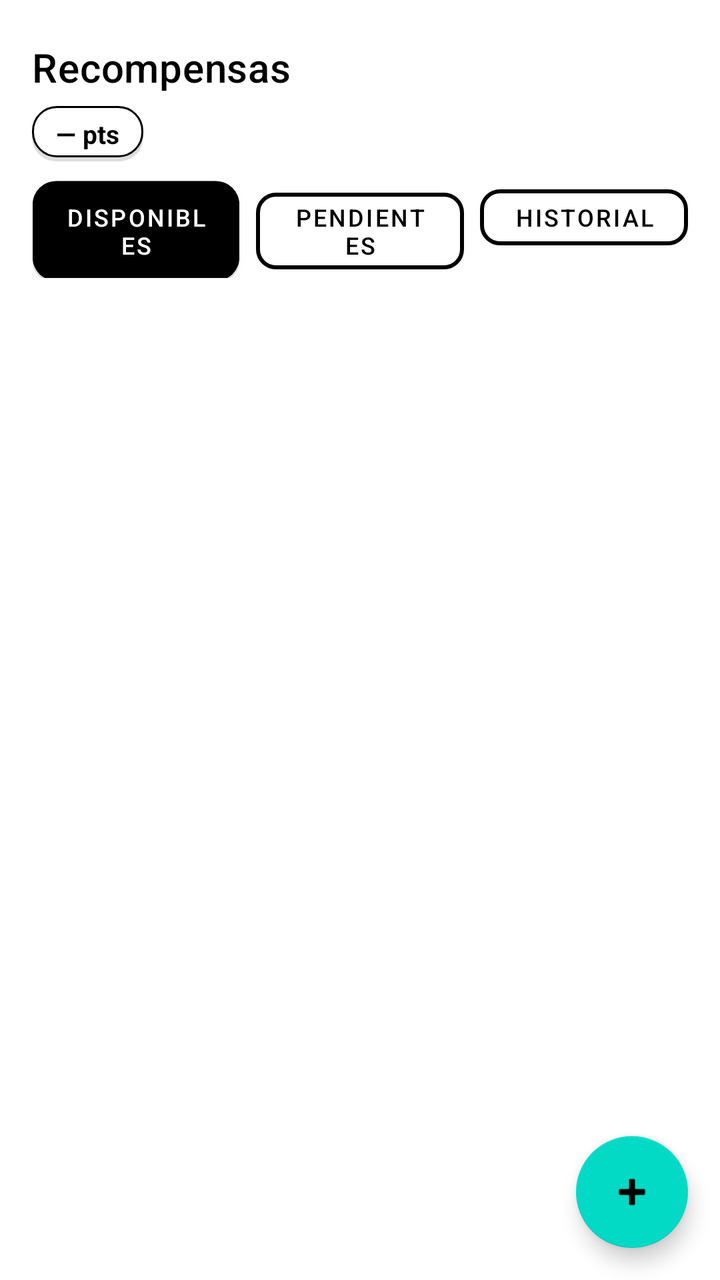
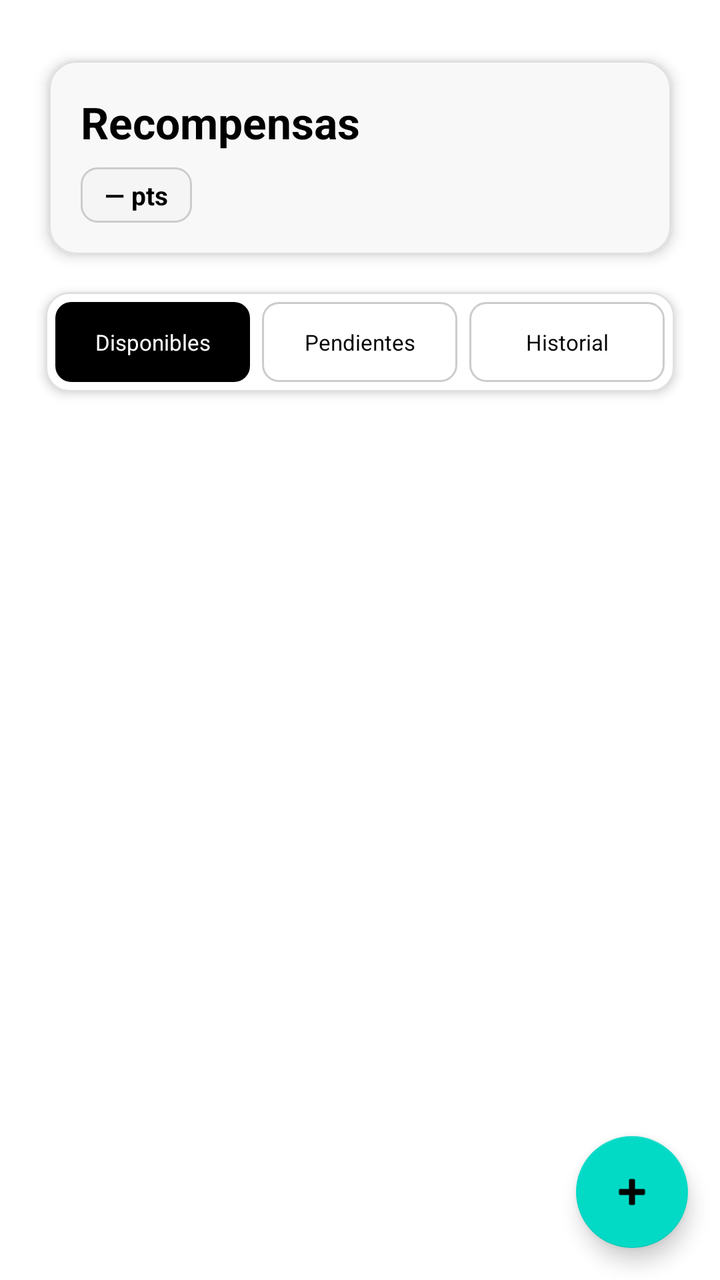

Before-and-after screenshots of an Android layout around one commit, followed by the original layout XML and the change that was made.
<!-- AndroidManifest.xml: application theme Theme.TFG -->
<!-- res/layout/fragment_recompensas_list.xml -->
<?xml version="1.0" encoding="utf-8"?>
<androidx.constraintlayout.widget.ConstraintLayout xmlns:android="http://schemas.android.com/apk/res/android"
    xmlns:app="http://schemas.android.com/apk/res-auto"
    android:layout_width="match_parent"
    android:layout_height="match_parent"
    android:background="@color/fondo">

    
    <LinearLayout
        android:id="@+id/llCabeceraRecompensas"
        android:layout_width="0dp"
        android:layout_height="wrap_content"
        android:orientation="vertical"
        android:paddingStart="16dp"
        android:paddingEnd="16dp"
        android:paddingTop="20dp"
        android:paddingBottom="8dp"
        app:layout_constraintTop_toTopOf="parent"
        app:layout_constraintStart_toStartOf="parent"
        app:layout_constraintEnd_toEndOf="parent">

        <TextView
            android:id="@+id/tvTituloRecompensas"
            style="@style/TextAppearance.TFG.Titulo"
            android:layout_width="match_parent"
            android:layout_height="wrap_content"
            android:text="Recompensas" />

        <TextView
            android:id="@+id/tvMisPuntos"
            android:layout_width="wrap_content"
            android:layout_height="wrap_content"
            android:layout_marginTop="6dp"
            android:text="— pts"
            android:textSize="13sp"
            android:textStyle="bold"
            android:textColor="@color/texto_principal"
            android:background="@drawable/bg_rounded_card"
            android:paddingStart="12dp"
            android:paddingEnd="12dp"
            android:paddingTop="5dp"
            android:paddingBottom="5dp" />
    </LinearLayout>

    
    <LinearLayout
        android:id="@+id/llTabs"
        android:layout_width="0dp"
        android:layout_height="wrap_content"
        android:orientation="horizontal"
        android:paddingStart="16dp"
        android:paddingEnd="16dp"
        android:paddingBottom="4dp"
        app:layout_constraintTop_toBottomOf="@id/llCabeceraRecompensas"
        app:layout_constraintStart_toStartOf="parent"
        app:layout_constraintEnd_toEndOf="parent">

        <Button
            android:id="@+id/btnTabDisponibles"
            android:layout_width="0dp"
            android:layout_height="wrap_content"
            android:layout_weight="1"
            android:text="Disponibles"
            android:textSize="12sp"
            style="@style/Widget.TFG.Boton.Relleno"
            android:layout_marginEnd="4dp" />

        <Button
            android:id="@+id/btnTabPendientes"
            android:layout_width="0dp"
            android:layout_height="wrap_content"
            android:layout_weight="1"
            android:text="Pendientes"
            android:textSize="12sp"
            style="@style/Widget.TFG.Boton.Contorno"
            android:layout_marginStart="4dp"
            android:layout_marginEnd="4dp" />

        <Button
            android:id="@+id/btnTabHistorial"
            android:layout_width="0dp"
            android:layout_height="wrap_content"
            android:layout_weight="1"
            android:text="Historial"
            android:textSize="12sp"
            style="@style/Widget.TFG.Boton.Contorno"
            android:layout_marginStart="4dp" />
    </LinearLayout>

    
    <TextView
        android:id="@+id/tvInfoRecompensas"
        android:layout_width="0dp"
        android:layout_height="wrap_content"
        android:paddingStart="16dp"
        android:paddingEnd="16dp"
        android:paddingTop="6dp"
        android:paddingBottom="6dp"
        android:textSize="12sp"
        android:textColor="@color/texto_secundario"
        android:background="#F5F5F5"
        android:visibility="gone"
        app:layout_constraintTop_toBottomOf="@id/llTabs"
        app:layout_constraintStart_toStartOf="parent"
        app:layout_constraintEnd_toEndOf="parent" />

    
    <androidx.recyclerview.widget.RecyclerView
        android:id="@+id/rvRecompensas"
        android:layout_width="0dp"
        android:layout_height="0dp"
        android:paddingStart="16dp"
        android:paddingEnd="16dp"
        android:paddingTop="8dp"
        android:paddingBottom="80dp"
        android:clipToPadding="false"
        app:layout_constraintTop_toBottomOf="@id/tvInfoRecompensas"
        app:layout_constraintStart_toStartOf="parent"
        app:layout_constraintEnd_toEndOf="parent"
        app:layout_constraintBottom_toBottomOf="parent" />

    
    <com.google.android.material.floatingactionbutton.FloatingActionButton
        android:id="@+id/fabCrearRecompensa"
        android:layout_width="wrap_content"
        android:layout_height="wrap_content"
        android:layout_margin="16dp"
        android:contentDescription="Crear recompensa personalizada"
        app:srcCompat="@android:drawable/ic_input_add"
        app:layout_constraintBottom_toBottomOf="parent"
        app:layout_constraintEnd_toEndOf="parent" />

</androidx.constraintlayout.widget.ConstraintLayout>
<!-- resources referenced by this layout -->
<resources>
  <!-- drawable bg_rounded_card (drawable) -->
  <?xml version="1.0" encoding="utf-8"?>
  <layer-list xmlns:android="http://schemas.android.com/apk/res/android">
      
      <item android:top="2dp" android:left="0dp" android:right="0dp" android:bottom="0dp">
          <shape android:shape="rectangle">
              <solid android:color="#22000000" />
              <corners android:radius="12dp" />
          </shape>
      </item>
      
      <item android:top="0dp" android:left="0dp" android:right="0dp" android:bottom="2dp">
          <shape android:shape="rectangle">
              <solid android:color="@color/superficie" />
              <corners android:radius="12dp" />
              <stroke android:width="1dp" android:color="@color/negro" />
              <padding android:left="8dp" android:top="8dp" android:right="8dp" android:bottom="8dp" />
          </shape>
      </item>
  </layer-list>
  <style name="TextAppearance.TFG.Titulo" parent="TextAppearance.MaterialComponents.Headline6">
          <item name="android:textColor">@color/texto_principal</item>
      </style>
  <style name="Widget.TFG.Boton.Contorno" parent="Widget.MaterialComponents.Button.OutlinedButton">
          
          <item name="cornerRadius">10dp</item>
          <item name="strokeColor">@color/negro</item>
          <item name="strokeWidth">2dp</item>
          <item name="backgroundTint">@color/white</item>
          <item name="android:textColor">@color/texto_principal</item>
          <item name="android:paddingLeft">16dp</item>
          <item name="android:paddingRight">16dp</item>
          <item name="android:minHeight">40dp</item>
      </style>
  <style name="Widget.TFG.Boton.Relleno" parent="Widget.MaterialComponents.Button">
          <item name="android:background">@drawable/btn_filled_black</item>
          <item name="android:textColor">@color/on_acento</item>
          <item name="android:minHeight">48dp</item>
          <item name="android:stateListAnimator">@animator/btn_state_animator</item>
      </style>
  <!-- drawable btn_filled_black (drawable) -->
  <?xml version="1.0" encoding="utf-8"?>
  <layer-list xmlns:android="http://schemas.android.com/apk/res/android">
      
      <item android:top="2dp" android:left="0dp" android:right="0dp" android:bottom="0dp">
          <shape android:shape="rectangle">
              <solid android:color="#22000000" />
              <corners android:radius="10dp" />
          </shape>
      </item>
      
      <item>
          <shape android:shape="rectangle">
              <solid android:color="#000000" />
              <corners android:radius="12dp" />
              <padding android:left="12dp" android:top="8dp" android:right="12dp" android:bottom="8dp" />
          </shape>
      </item>
  </layer-list>
  <style name="Tema.TFG.Moderno" parent="Theme.MaterialComponents.DayNight.NoActionBar">
          
          <item name="colorPrimary">@color/primario</item>
          <item name="colorOnPrimary">@color/on_acento</item>
          <item name="android:colorBackground">@color/fondo</item>
          <item name="colorSurface">@color/superficie</item>
          <item name="colorOnSurface">@color/texto_principal</item>
          <item name="android:statusBarColor">@color/white</item>
          <item name="materialCardViewStyle">@style/Widget.TFG.Tarjeta</item>
  
          
          <item name="android:textColor">@color/texto_principal</item>
          <item name="android:textColorSecondary">@color/texto_secundario</item>
          <item name="android:editTextStyle">@style/Widget.TFG.EditText</item>
          <item name="textAppearanceBody1">@style/TextAppearance.TFG.Cuerpo</item>
          <item name="textAppearanceHeadline6">@style/TextAppearance.TFG.Titulo</item>
      </style>
  <style name="Widget.TFG.Tarjeta" parent="Widget.MaterialComponents.CardView">
          <item name="cardCornerRadius">12dp</item>
          <item name="cardUseCompatPadding">true</item>
          <item name="cardPreventCornerOverlap">false</item>
          <item name="cardBackgroundColor">@color/gris_claro</item>
          <item name="android:stateListAnimator">@animator/btn_state_animator</item>
          <item name="strokeColor">@color/negro</item>
          <item name="strokeWidth">2dp</item>
      </style>
  <style name="Widget.TFG.EditText" parent="@style/Widget.MaterialComponents.TextInputEditText.OutlinedBox">
          <item name="android:textColor">@color/texto_principal</item>
          <item name="android:textColorHint">@color/texto_secundario</item>
          
          <item name="android:padding">10dp</item>
          <item name="android:background">@drawable/bg_rounded_card</item>
      </style>
  <style name="TextAppearance.TFG.Cuerpo" parent="TextAppearance.MaterialComponents.Body1">
          <item name="android:textColor">@color/texto_secundario</item>
      </style>
  <color name="gris_claro">#BDBDBD</color>
  <!-- unchanged entries left out for length: 9 -->
</resources>

<!-- the commit's change to res/layout/fragment_recompensas_list.xml (unified diff, before → after) -->
@@ -6,99 +6,133 @@
     android:background="@color/fondo">
 
     
-    <LinearLayout
+    <com.google.android.material.card.MaterialCardView
         android:id="@+id/llCabeceraRecompensas"
         android:layout_width="0dp"
         android:layout_height="wrap_content"
-        android:orientation="vertical"
-        android:paddingStart="16dp"
-        android:paddingEnd="16dp"
-        android:paddingTop="20dp"
-        android:paddingBottom="8dp"
+        android:layout_marginStart="16dp"
+        android:layout_marginEnd="16dp"
+        android:layout_marginTop="20dp"
+        android:layout_marginBottom="8dp"
+        app:cardCornerRadius="14dp"
+        app:cardElevation="4dp"
+        app:cardBackgroundColor="@color/white"
+        app:strokeColor="@color/divisor"
+        app:strokeWidth="1dp"
         app:layout_constraintTop_toTopOf="parent"
         app:layout_constraintStart_toStartOf="parent"
         app:layout_constraintEnd_toEndOf="parent">
 
-        <TextView
-            android:id="@+id/tvTituloRecompensas"
-            style="@style/TextAppearance.TFG.Titulo"
+        <LinearLayout
             android:layout_width="match_parent"
             android:layout_height="wrap_content"
-            android:text="Recompensas" />
+            android:orientation="vertical"
+            android:padding="16dp"
+            android:background="#F8F8F8">
 
-        <TextView
-            android:id="@+id/tvMisPuntos"
-            android:layout_width="wrap_content"
-            android:layout_height="wrap_content"
-            android:layout_marginTop="6dp"
-            android:text="— pts"
-            android:textSize="13sp"
-            android:textStyle="bold"
-            android:textColor="@color/texto_principal"
-            android:background="@drawable/bg_rounded_card"
-            android:paddingStart="12dp"
-            android:paddingEnd="12dp"
-            android:paddingTop="5dp"
-            android:paddingBottom="5dp" />
-    </LinearLayout>
+            <TextView
+                android:id="@+id/tvTituloRecompensas"
+                android:layout_width="match_parent"
+                android:layout_height="wrap_content"
+                android:text="Recompensas"
+                android:textSize="22sp"
+                android:textStyle="bold"
+                android:textColor="@color/texto_principal" />
+
+            <TextView
+                android:id="@+id/tvMisPuntos"
+                android:layout_width="wrap_content"
+                android:layout_height="wrap_content"
+                android:layout_marginTop="8dp"
+                android:text="— pts"
+                android:textSize="13sp"
+                android:textStyle="bold"
+                android:textColor="@color/negro"
+                android:background="@drawable/bg_badge_puntos"
+                android:paddingStart="12dp"
+                android:paddingEnd="12dp"
+                android:paddingTop="5dp"
+                android:paddingBottom="5dp" />
+        </LinearLayout>
+    </com.google.android.material.card.MaterialCardView>
 
     
-    <LinearLayout
+    <com.google.android.material.card.MaterialCardView
         android:id="@+id/llTabs"
         android:layout_width="0dp"
         android:layout_height="wrap_content"
-        android:orientation="horizontal"
-        android:paddingStart="16dp"
-        android:paddingEnd="16dp"
-        android:paddingBottom="4dp"
+        android:layout_marginStart="16dp"
+        android:layout_marginEnd="16dp"
+        android:layout_marginBottom="4dp"
+        app:cardCornerRadius="12dp"
+        app:cardElevation="3dp"
+        app:cardBackgroundColor="@color/white"
+        app:strokeColor="@color/divisor"
+        app:strokeWidth="1dp"
         app:layout_constraintTop_toBottomOf="@id/llCabeceraRecompensas"
         app:layout_constraintStart_toStartOf="parent"
         app:layout_constraintEnd_toEndOf="parent">
 
-        <Button
-            android:id="@+id/btnTabDisponibles"
-            android:layout_width="0dp"
+        <LinearLayout
+            android:layout_width="match_parent"
             android:layout_height="wrap_content"
-            android:layout_weight="1"
-            android:text="Disponibles"
-            android:textSize="12sp"
-            style="@style/Widget.TFG.Boton.Relleno"
-            android:layout_marginEnd="4dp" />
+            android:orientation="horizontal"
+            android:padding="5dp">
 
-        <Button
-            android:id="@+id/btnTabPendientes"
-            android:layout_width="0dp"
-            android:layout_height="wrap_content"
-            android:layout_weight="1"
-            android:text="Pendientes"
-            android:textSize="12sp"
-            style="@style/Widget.TFG.Boton.Contorno"
-            android:layout_marginStart="4dp"
-            android:layout_marginEnd="4dp" />
+            <TextView
+                android:id="@+id/btnTabDisponibles"
+                android:layout_width="0dp"
+                android:layout_height="40dp"
+                android:layout_weight="1"
+                android:gravity="center"
+                android:text="Disponibles"
+                android:textSize="11sp"
+                android:textAllCaps="false"
+                android:textColor="@color/white"
+                android:background="@drawable/tab_activo"
+                android:layout_marginEnd="3dp" />
 
-        <Button
-            android:id="@+id/btnTabHistorial"
-            android:layout_width="0dp"
-            android:layout_height="wrap_content"
-            android:layout_weight="1"
-            android:text="Historial"
-            android:textSize="12sp"
-            style="@style/Widget.TFG.Boton.Contorno"
-            android:layout_marginStart="4dp" />
-    </LinearLayout>
+            <TextView
+                android:id="@+id/btnTabPendientes"
+                android:layout_width="0dp"
+                android:layout_height="40dp"
+                android:layout_weight="1"
+                android:gravity="center"
+                android:text="Pendientes"
+                android:textSize="11sp"
+                android:textAllCaps="false"
+                android:textColor="@color/texto_principal"
+                android:background="@drawable/tab_inactivo"
+                android:layout_marginStart="3dp"
+                android:layout_marginEnd="3dp" />
+
+            <TextView
+                android:id="@+id/btnTabHistorial"
+                android:layout_width="0dp"
+                android:layout_height="40dp"
+                android:layout_weight="1"
+                android:gravity="center"
+                android:text="Historial"
+                android:textSize="11sp"
+                android:textAllCaps="false"
+                android:textColor="@color/texto_principal"
+                android:background="@drawable/tab_inactivo"
+                android:layout_marginStart="3dp" />
+        </LinearLayout>
+    </com.google.android.material.card.MaterialCardView>
 
     
     <TextView
         android:id="@+id/tvInfoRecompensas"
         android:layout_width="0dp"
         android:layout_height="wrap_content"
-        android:paddingStart="16dp"
-        android:paddingEnd="16dp"
-        android:paddingTop="6dp"
-        android:paddingBottom="6dp"
+        android:layout_marginStart="16dp"
+        android:layout_marginEnd="16dp"
+        android:layout_marginTop="6dp"
+        android:padding="12dp"
         android:textSize="12sp"
         android:textColor="@color/texto_secundario"
-        android:background="#F5F5F5"
+        android:background="@drawable/bg_badge_puntos"
         android:visibility="gone"
         app:layout_constraintTop_toBottomOf="@id/llTabs"
         app:layout_constraintStart_toStartOf="parent"
@@ -112,7 +146,7 @@
         android:paddingStart="16dp"
         android:paddingEnd="16dp"
         android:paddingTop="8dp"
-        android:paddingBottom="80dp"
+        android:paddingBottom="68dp"
         android:clipToPadding="false"
         app:layout_constraintTop_toBottomOf="@id/tvInfoRecompensas"
         app:layout_constraintStart_toStartOf="parent"
<!-- resource entries referenced after the edit -->
@@ -1,64 +1,67 @@
 <!-- resources referenced by this layout -->
 <resources>
-  <!-- drawable bg_rounded_card (drawable) -->
+  <color name="divisor">#E0E0E0</color>
+  <!-- drawable bg_badge_puntos (drawable) -->
   <?xml version="1.0" encoding="utf-8"?>
-  <layer-list xmlns:android="http://schemas.android.com/apk/res/android">
-      
-      <item android:top="2dp" android:left="0dp" android:right="0dp" android:bottom="0dp">
-          <shape android:shape="rectangle">
-              <solid android:color="#22000000" />
-              <corners android:radius="12dp" />
-          </shape>
-      </item>
-      
-      <item android:top="0dp" android:left="0dp" android:right="0dp" android:bottom="2dp">
-          <shape android:shape="rectangle">
-              <solid android:color="@color/superficie" />
-              <corners android:radius="12dp" />
-              <stroke android:width="1dp" android:color="@color/negro" />
-              <padding android:left="8dp" android:top="8dp" android:right="8dp" android:bottom="8dp" />
-          </shape>
-      </item>
-  </layer-list>
+  <shape xmlns:android="http://schemas.android.com/apk/res/android"
+      android:shape="rectangle">
+      <solid android:color="#F5F5F5" />
+      <corners android:radius="8dp" />
+      <stroke android:width="1dp" android:color="#CCCCCC" />
+  </shape>
+  <!-- drawable tab_activo (drawable) -->
+  <?xml version="1.0" encoding="utf-8"?>
+  <shape xmlns:android="http://schemas.android.com/apk/res/android"
+      android:shape="rectangle">
+      <solid android:color="#000000" />
+      <corners android:radius="8dp" />
+  </shape>
+  <!-- drawable tab_inactivo (drawable) -->
+  <?xml version="1.0" encoding="utf-8"?>
+  <shape xmlns:android="http://schemas.android.com/apk/res/android"
+      android:shape="rectangle">
+      <solid android:color="@android:color/transparent" />
+      <corners android:radius="8dp" />
+      <stroke android:width="1dp" android:color="#CCCCCC" />
+  </shape>
   <style name="TextAppearance.TFG.Titulo" parent="TextAppearance.MaterialComponents.Headline6">
           <item name="android:textColor">@color/texto_principal</item>
+          <item name="android:textStyle">bold</item>
+          <item name="android:textSize">20sp</item>
       </style>
-  <style name="Widget.TFG.Boton.Contorno" parent="Widget.MaterialComponents.Button.OutlinedButton">
-          
-          <item name="cornerRadius">10dp</item>
-          <item name="strokeColor">@color/negro</item>
-          <item name="strokeWidth">2dp</item>
-          <item name="backgroundTint">@color/white</item>
-          <item name="android:textColor">@color/texto_principal</item>
-          <item name="android:paddingLeft">16dp</item>
-          <item name="android:paddingRight">16dp</item>
-          <item name="android:minHeight">40dp</item>
+  <style name="Widget.TFG.BottomNav" parent="Widget.MaterialComponents.BottomNavigationView">
+          <item name="android:minHeight">0dp</item>
+          <item name="itemPaddingTop">6dp</item>
+          <item name="itemPaddingBottom">6dp</item>
+          <item name="itemTextAppearanceActive">@style/TextAppearance.TFG.NavLabel</item>
+          <item name="itemTextAppearanceInactive">@style/TextAppearance.TFG.NavLabel</item>
       </style>
-  <style name="Widget.TFG.Boton.Relleno" parent="Widget.MaterialComponents.Button">
-          <item name="android:background">@drawable/btn_filled_black</item>
-          <item name="android:textColor">@color/on_acento</item>
-          <item name="android:minHeight">48dp</item>
-          <item name="android:stateListAnimator">@animator/btn_state_animator</item>
-      </style>
-  <!-- drawable btn_filled_black (drawable) -->
+  <color name="gris">#888888</color>
+  <!-- drawable bg_input_campo (drawable) -->
   <?xml version="1.0" encoding="utf-8"?>
-  <layer-list xmlns:android="http://schemas.android.com/apk/res/android">
+  <selector xmlns:android="http://schemas.android.com/apk/res/android">
       
-      <item android:top="2dp" android:left="0dp" android:right="0dp" android:bottom="0dp">
+      <item android:state_focused="true">
           <shape android:shape="rectangle">
-              <solid android:color="#22000000" />
+              <solid android:color="#F5F5F5" />
               <corners android:radius="10dp" />
+              <stroke android:width="2dp" android:color="#000000" />
+              <padding android:left="12dp" android:top="12dp" android:right="12dp" android:bottom="12dp" />
           </shape>
       </item>
       
       <item>
           <shape android:shape="rectangle">
-              <solid android:color="#000000" />
-              <corners android:radius="12dp" />
-              <padding android:left="12dp" android:top="8dp" android:right="12dp" android:bottom="8dp" />
+              <solid android:color="#F5F5F5" />
+              <corners android:radius="10dp" />
+              <stroke android:width="1dp" android:color="#CCCCCC" />
+              <padding android:left="12dp" android:top="12dp" android:right="12dp" android:bottom="12dp" />
           </shape>
       </item>
-  </layer-list>
+  </selector>
+  <style name="TextAppearance.TFG.NavLabel" parent="TextAppearance.MaterialComponents.Caption">
+          <item name="android:textSize">10sp</item>
+      </style>
   <style name="Tema.TFG.Moderno" parent="Theme.MaterialComponents.DayNight.NoActionBar">
           
           <item name="colorPrimary">@color/primario</item>
@@ -68,34 +71,33 @@
           <item name="colorOnSurface">@color/texto_principal</item>
           <item name="android:statusBarColor">@color/white</item>
           <item name="materialCardViewStyle">@style/Widget.TFG.Tarjeta</item>
-  
           
           <item name="android:textColor">@color/texto_principal</item>
           <item name="android:textColorSecondary">@color/texto_secundario</item>
           <item name="android:editTextStyle">@style/Widget.TFG.EditText</item>
           <item name="textAppearanceBody1">@style/TextAppearance.TFG.Cuerpo</item>
           <item name="textAppearanceHeadline6">@style/TextAppearance.TFG.Titulo</item>
+          
+          <item name="bottomNavigationStyle">@style/Widget.TFG.BottomNav</item>
       </style>
   <style name="Widget.TFG.Tarjeta" parent="Widget.MaterialComponents.CardView">
           <item name="cardCornerRadius">12dp</item>
           <item name="cardUseCompatPadding">true</item>
-          <item name="cardPreventCornerOverlap">false</item>
-          <item name="cardBackgroundColor">@color/gris_claro</item>
-          <item name="android:stateListAnimator">@animator/btn_state_animator</item>
-          <item name="strokeColor">@color/negro</item>
-          <item name="strokeWidth">2dp</item>
+          <item name="cardElevation">4dp</item>
+          <item name="cardBackgroundColor">@color/white</item>
+          <item name="strokeColor">@color/divisor</item>
+          <item name="strokeWidth">1dp</item>
       </style>
   <style name="Widget.TFG.EditText" parent="@style/Widget.MaterialComponents.TextInputEditText.OutlinedBox">
           <item name="android:textColor">@color/texto_principal</item>
-          <item name="android:textColorHint">@color/texto_secundario</item>
-          
-          <item name="android:padding">10dp</item>
-          <item name="android:background">@drawable/bg_rounded_card</item>
+          <item name="android:textColorHint">@color/gris</item>
+          <item name="android:background">@drawable/bg_input_campo</item>
+          <item name="android:padding">12dp</item>
       </style>
   <style name="TextAppearance.TFG.Cuerpo" parent="TextAppearance.MaterialComponents.Body1">
           <item name="android:textColor">@color/texto_secundario</item>
+          <item name="android:textSize">14sp</item>
       </style>
-  <color name="gris_claro">#BDBDBD</color>
   <!-- unchanged entries left out for length: 9 -->
 </resources>
 
